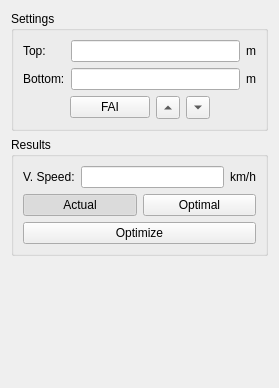
Old version of the form src/speedform.ui in the repository flysight/flysight-viewer-qt.
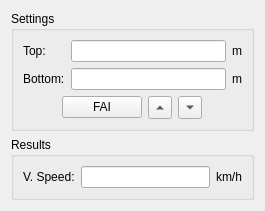
New version of the form.

Commit message: Move optimization buttons to scoring view

Diff of the .ui file:
```diff
--- a/src/speedform.ui
+++ b/src/speedform.ui
@@ -6,8 +6,8 @@
    <rect>
     <x>0</x>
     <y>0</y>
-    <width>279</width>
-    <height>388</height>
+    <width>265</width>
+    <height>191</height>
    </rect>
   </property>
   <property name="windowTitle">
@@ -149,56 +149,9 @@
         </item>
        </layout>
       </item>
-      <item>
-       <layout class="QHBoxLayout" name="horizontalLayout_2">
-        <item>
-         <widget class="QPushButton" name="actualButton">
-          <property name="text">
-           <string>Actual</string>
-          </property>
-          <property name="checkable">
-           <bool>true</bool>
-          </property>
-          <property name="checked">
-           <bool>true</bool>
-          </property>
-         </widget>
-        </item>
-        <item>
-         <widget class="QPushButton" name="optimalButton">
-          <property name="text">
-           <string>Optimal</string>
-          </property>
-          <property name="checkable">
-           <bool>true</bool>
-          </property>
-         </widget>
-        </item>
-       </layout>
-      </item>
-      <item>
-       <widget class="QPushButton" name="optimizeButton">
-        <property name="text">
-         <string>Optimize</string>
-        </property>
-       </widget>
-      </item>
      </layout>
     </widget>
    </item>
-   <item>
-    <spacer name="verticalSpacer">
-     <property name="orientation">
-      <enum>Qt::Vertical</enum>
-     </property>
-     <property name="sizeHint" stdset="0">
-      <size>
-       <width>20</width>
-       <height>128</height>
-      </size>
-     </property>
-    </spacer>
-   </item>
   </layout>
  </widget>
  <resources/>
```
The commit also changes 10 other files.
